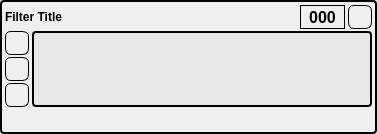
brunoabud/ic, file resources/ui/ICFilterUI.ui: the form before one commit.
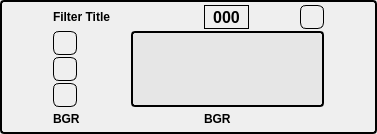
The form after the commit. Icons and pictures are not drawn.

Patch:
```diff
--- a/resources/ui/ICFilterUI.ui
+++ b/resources/ui/ICFilterUI.ui
@@ -72,60 +72,44 @@
    <property name="margin">
     <number>3</number>
    </property>
-   <item row="3" column="0">
-    <widget class="QPushButton" name="pb_up">
-     <property name="minimumSize">
-      <size>
-       <width>24</width>
-       <height>24</height>
-      </size>
+   <item row="5" column="2">
+    <widget class="QLabel" name="filter_out">
+     <property name="sizePolicy">
+      <sizepolicy hsizetype="Preferred" vsizetype="Preferred">
+       <horstretch>1</horstretch>
+       <verstretch>0</verstretch>
+      </sizepolicy>
      </property>
-     <property name="maximumSize">
-      <size>
-       <width>24</width>
-       <height>24</height>
-      </size>
-     </property>
-     <property name="toolTip">
-      <string>Move filter up</string>
+     <property name="font">
+      <font>
+       <weight>75</weight>
+       <bold>true</bold>
+      </font>
      </property>
      <property name="text">
-      <string/>
-     </property>
-     <property name="icon">
-      <iconset resource="../res/ic_resources.qrc">
-       <normaloff>:/icon/up</normaloff>:/icon/up</iconset>
-     </property>
-     <property name="iconSize">
-      <size>
-       <width>16</width>
-       <height>16</height>
-      </size>
-     </property>
-     <property name="flat">
-      <bool>false</bool>
+      <string>BGR</string>
      </property>
     </widget>
    </item>
-   <item row="4" column="0">
-    <widget class="QPushButton" name="pb_down">
-     <property name="minimumSize">
-      <size>
-       <width>24</width>
-       <height>24</height>
-      </size>
+   <item row="5" column="1">
+    <widget class="QPushButton" name="pb_parameters">
+     <property name="sizePolicy">
+      <sizepolicy hsizetype="Minimum" vsizetype="Fixed">
+       <horstretch>99</horstretch>
+       <verstretch>0</verstretch>
+      </sizepolicy>
      </property>
      <property name="maximumSize">
       <size>
-       <width>24</width>
-       <height>24</height>
+       <width>999999</width>
+       <height>20</height>
       </size>
      </property>
      <property name="toolTip">
       <string>Move filter down</string>
      </property>
      <property name="text">
-      <string/>
+      <string notr="true"/>
      </property>
      <property name="icon">
       <iconset resource="../res/ic_resources.qrc">
@@ -133,12 +117,15 @@
      </property>
      <property name="iconSize">
       <size>
-       <width>16</width>
-       <height>16</height>
+       <width>40</width>
+       <height>10</height>
       </size>
      </property>
+     <property name="checkable">
+      <bool>true</bool>
+     </property>
      <property name="flat">
-      <bool>false</bool>
+      <bool>true</bool>
      </property>
     </widget>
    </item>
@@ -183,11 +170,46 @@
      </property>
     </widget>
    </item>
-   <item row="0" column="0" colspan="4">
-    <widget class="QLabel" name="title">
+   <item row="4" column="0">
+    <widget class="QPushButton" name="pb_down">
+     <property name="minimumSize">
+      <size>
+       <width>24</width>
+       <height>24</height>
+      </size>
+     </property>
+     <property name="maximumSize">
+      <size>
+       <width>24</width>
+       <height>24</height>
+      </size>
+     </property>
+     <property name="toolTip">
+      <string>Move filter down</string>
+     </property>
+     <property name="text">
+      <string/>
+     </property>
+     <property name="icon">
+      <iconset resource="../res/ic_resources.qrc">
+       <normaloff>:/icon/down</normaloff>:/icon/down</iconset>
+     </property>
+     <property name="iconSize">
+      <size>
+       <width>16</width>
+       <height>16</height>
+      </size>
+     </property>
+     <property name="flat">
+      <bool>false</bool>
+     </property>
+    </widget>
+   </item>
+   <item row="5" column="0">
+    <widget class="QLabel" name="filter_in">
      <property name="sizePolicy">
-      <sizepolicy hsizetype="Ignored" vsizetype="Preferred">
-       <horstretch>0</horstretch>
+      <sizepolicy hsizetype="Preferred" vsizetype="Preferred">
+       <horstretch>1</horstretch>
        <verstretch>0</verstretch>
       </sizepolicy>
      </property>
@@ -201,55 +223,14 @@
       <string>Filter id and title</string>
      </property>
      <property name="text">
-      <string>Filter Title</string>
+      <string>BGR</string>
      </property>
-     <property name="alignment">
-      <set>Qt::AlignLeading|Qt::AlignLeft|Qt::AlignVCenter</set>
-     </property>
     </widget>
    </item>
-   <item row="0" column="4">
-    <widget class="QLabel" name="lbl_fid">
+   <item row="3" column="0">
+    <widget class="QPushButton" name="pb_up">
      <property name="minimumSize">
       <size>
-       <width>45</width>
-       <height>0</height>
-      </size>
-     </property>
-     <property name="maximumSize">
-      <size>
-       <width>45</width>
-       <height>16777215</height>
-      </size>
-     </property>
-     <property name="font">
-      <font>
-       <pointsize>12</pointsize>
-       <weight>75</weight>
-       <bold>true</bold>
-      </font>
-     </property>
-     <property name="toolTip">
-      <string>Plugin ID</string>
-     </property>
-     <property name="frameShape">
-      <enum>QFrame::Box</enum>
-     </property>
-     <property name="frameShadow">
-      <enum>QFrame::Raised</enum>
-     </property>
-     <property name="text">
-      <string>000</string>
-     </property>
-     <property name="alignment">
-      <set>Qt::AlignCenter</set>
-     </property>
-    </widget>
-   </item>
-   <item row="0" column="5">
-    <widget class="QPushButton" name="pb_remove">
-     <property name="minimumSize">
-      <size>
        <width>24</width>
        <height>24</height>
       </size>
@@ -281,7 +262,7 @@
      </property>
     </widget>
    </item>
-   <item row="2" column="1" rowspan="3" colspan="5">
+   <item row="2" column="1" rowspan="3" colspan="3">
     <widget class="QFrame" name="frm_parameters_back">
      <property name="frameShape">
       <enum>QFrame::Panel</enum>
@@ -322,19 +303,25 @@
      </layout>
     </widget>
    </item>
-   <item row="5" column="0" colspan="6">
-    <widget class="QPushButton" name="pb_parameters">
+   <item row="0" column="3">
+    <widget class="QPushButton" name="pb_remove">
+     <property name="minimumSize">
+      <size>
+       <width>24</width>
+       <height>24</height>
+      </size>
+     </property>
      <property name="maximumSize">
       <size>
-       <width>999999</width>
-       <height>20</height>
+       <width>24</width>
+       <height>24</height>
       </size>
      </property>
      <property name="toolTip">
       <string>Show/Hide filter params</string>
      </property>
      <property name="text">
-      <string notr="true"/>
+      <string/>
      </property>
      <property name="icon">
       <iconset resource="../res/ic_resources.qrc">
@@ -342,15 +329,75 @@
      </property>
      <property name="iconSize">
       <size>
-       <width>40</width>
-       <height>10</height>
+       <width>16</width>
+       <height>16</height>
       </size>
      </property>
-     <property name="checkable">
-      <bool>true</bool>
-     </property>
      <property name="flat">
-      <bool>true</bool>
+      <bool>false</bool>
+     </property>
+    </widget>
+   </item>
+   <item row="0" column="2">
+    <widget class="QLabel" name="lbl_fid">
+     <property name="minimumSize">
+      <size>
+       <width>45</width>
+       <height>0</height>
+      </size>
+     </property>
+     <property name="maximumSize">
+      <size>
+       <width>45</width>
+       <height>16777215</height>
+      </size>
+     </property>
+     <property name="font">
+      <font>
+       <pointsize>12</pointsize>
+       <weight>75</weight>
+       <bold>true</bold>
+      </font>
+     </property>
+     <property name="toolTip">
+      <string>Plugin ID</string>
+     </property>
+     <property name="frameShape">
+      <enum>QFrame::Box</enum>
+     </property>
+     <property name="frameShadow">
+      <enum>QFrame::Raised</enum>
+     </property>
+     <property name="text">
+      <string>000</string>
+     </property>
+     <property name="alignment">
+      <set>Qt::AlignCenter</set>
+     </property>
+    </widget>
+   </item>
+   <item row="0" column="0" colspan="2">
+    <widget class="QLabel" name="title">
+     <property name="sizePolicy">
+      <sizepolicy hsizetype="Ignored" vsizetype="Preferred">
+       <horstretch>0</horstretch>
+       <verstretch>0</verstretch>
+      </sizepolicy>
+     </property>
+     <property name="font">
+      <font>
+       <weight>75</weight>
+       <bold>true</bold>
+      </font>
+     </property>
+     <property name="toolTip">
+      <string>Filter id and title</string>
+     </property>
+     <property name="text">
+      <string>Filter Title</string>
+     </property>
+     <property name="alignment">
+      <set>Qt::AlignLeading|Qt::AlignLeft|Qt::AlignVCenter</set>
      </property>
     </widget>
    </item>
```
Left out of the diff: 15 changed lines with no effect on the pictures.
